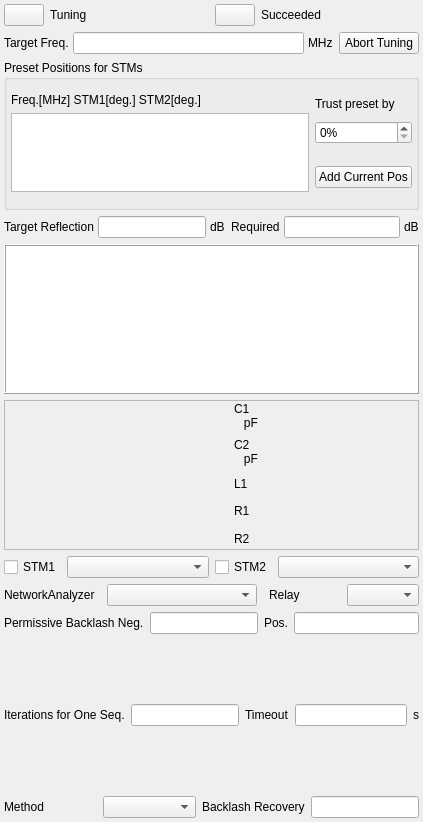
Before: the Qt Designer form modules/nmr/autolctunerform.ui in northriv/KAME, drawn with Qt 5.
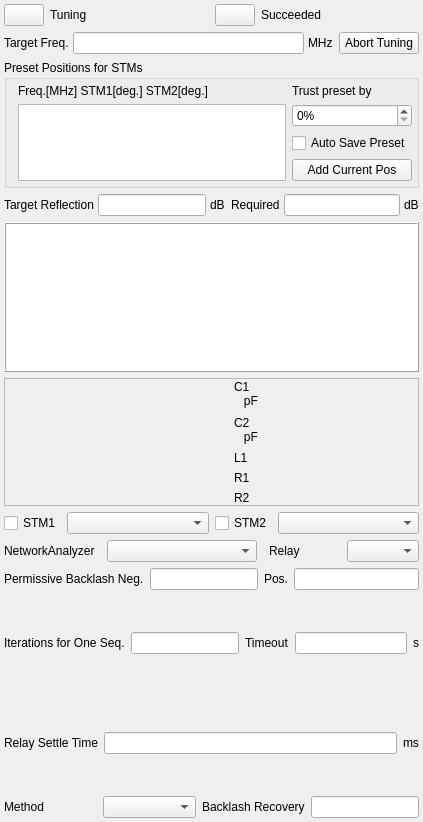
After: the same form once the commit is applied. Icons and pictures are not drawn.

Commit message: nmr/autolctuner: wire PresetAutoSave and RelaySettleTime to the form

```diff
--- a/modules/nmr/autolctunerform.ui
+++ b/modules/nmr/autolctunerform.ui
@@ -150,9 +150,6 @@
        <string>Preset Positions for STMs</string>
       </property>
       <layout class="QGridLayout" name="gridLayout">
-       <property name="leftMargin">
-        <number>4</number>
-       </property>
        <property name="topMargin">
         <number>4</number>
        </property>
@@ -162,7 +159,7 @@
        <property name="bottomMargin">
         <number>4</number>
        </property>
-       <item row="0" column="0" rowspan="2">
+       <item row="0" column="0" rowspan="3">
         <layout class="QVBoxLayout" name="verticalLayout">
          <item>
           <widget class="QLabel" name="textLabel20_10">
@@ -222,6 +219,13 @@
         </layout>
        </item>
        <item row="1" column="1">
+        <widget class="QCheckBox" name="m_ckbPresetAutoSave">
+         <property name="text">
+          <string>Auto Save Preset</string>
+         </property>
+        </widget>
+       </item>
+       <item row="2" column="1">
         <widget class="QPushButton" name="m_btnAddPresetAngles">
          <property name="text">
           <string>Add Current Pos</string>
@@ -732,6 +736,33 @@
       </item>
      </layout>
     </item>
+    <item>
+     <layout class="QHBoxLayout" name="horizontalLayoutRelaySettle">
+      <item>
+       <widget class="QLabel" name="textLabelRelaySettle">
+        <property name="text">
+         <string>Relay Settle Time</string>
+        </property>
+        <property name="sizePolicy">
+         <sizepolicy hsizetype="Preferred" vsizetype="Fixed">
+          <horstretch>0</horstretch>
+          <verstretch>0</verstretch>
+         </sizepolicy>
+        </property>
+       </widget>
+      </item>
+      <item>
+       <widget class="QLineEdit" name="m_edRelaySettleTime"/>
+      </item>
+      <item>
+       <widget class="QLabel" name="labelRelaySettleUnit">
+        <property name="text">
+         <string>ms</string>
+        </property>
+       </widget>
+      </item>
+     </layout>
+    </item>
     <item>
      <layout class="QHBoxLayout" name="horizontalLayout_14">
       <item>
```
Left out of the diff: 18 changed lines with no effect on the pictures. The commit also changes 1 other file.
